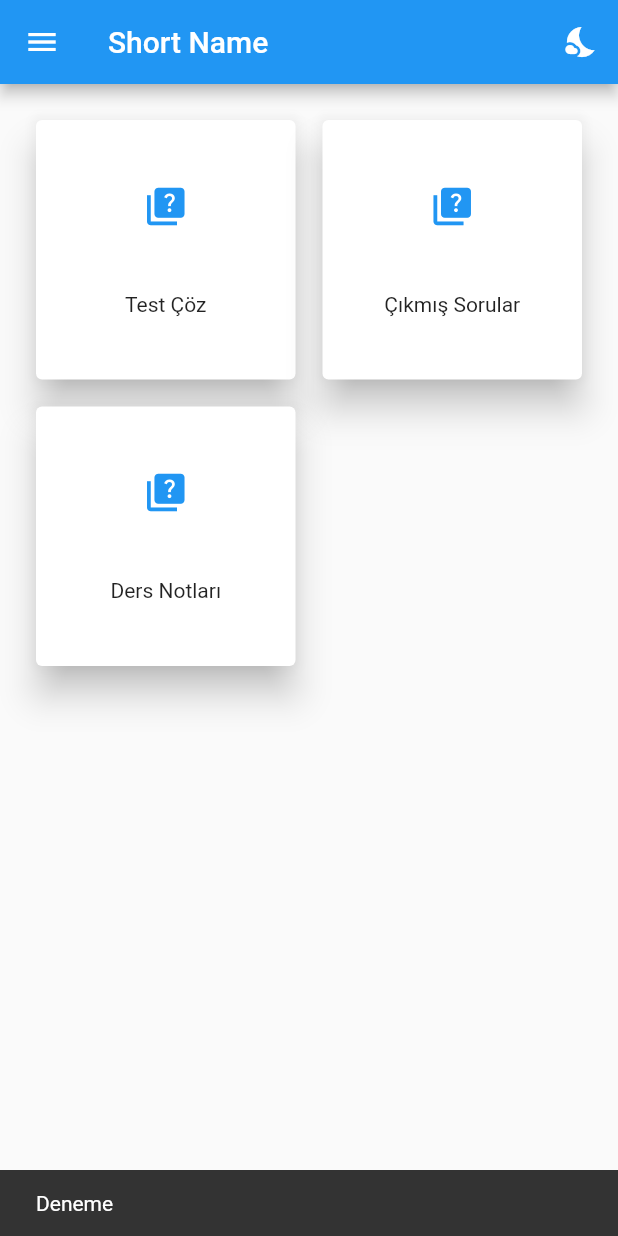
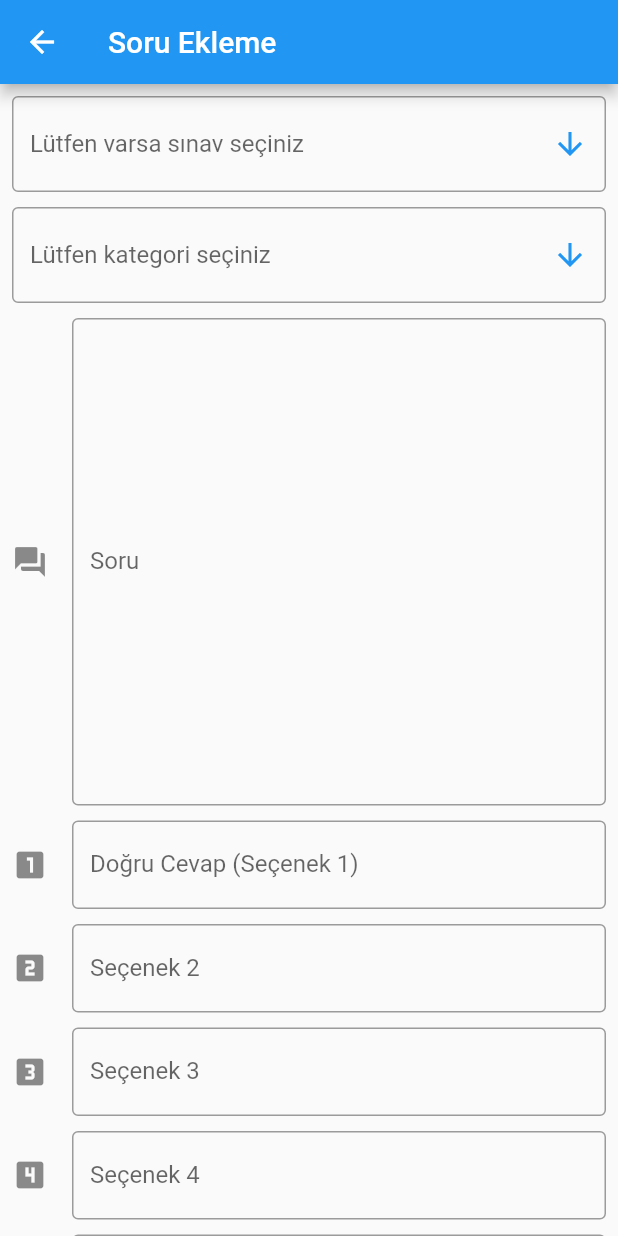
Before and after one commit to alidemirci2307/komiser_yardimciligi, a Flutter app: the screen it shows after launch, after a tap on "Test Çöz", on a phone screen of 412 x 824 dp. Run offline on Flutter 3.47's test engine with Material 2 defaults, Android fonts, the phone set to English and light mode, and no system bars; our stand-ins replace cached_network_image, cloud_firestore, connectivity, file_picker, firebase_core, firebase_storage and 3 more; missing offline and left inert: syncfusion_flutter_pdfviewer; accounts and stored records are empty; network calls fail.

Commit message:
Exam,Document added

```diff
--- a/lib/constants/static_values.dart
+++ b/lib/constants/static_values.dart
@@ -3,4 +3,5 @@ class StaticValues{
 
   static const String app_name = "Komiser Yardımcılığı \nve\n Misyon Koruma";
   static const String app_short_name = "Short Name";
+  static const bool isAdmin = true;
 }
--- a/lib/main.dart
+++ b/lib/main.dart
@@ -14,6 +14,7 @@ import 'controller/exam_controller.dart';
 void main() async{
   InternetControl.internetListener();
   WidgetsFlutterBinding.ensureInitialized();
+
   await initialization.then((value) {
     Get.put(AppController());
     Get.put(CategoryController());
--- a/lib/screens/category/card_view_category_menu_item.dart
+++ b/lib/screens/category/card_view_category_menu_item.dart
@@ -1,6 +1,7 @@
 import 'package:cached_network_image/cached_network_image.dart';
 import 'package:flutter/material.dart';
 import 'package:get/get.dart';
+import 'package:komiseryardimciligi/constants/static_values.dart';
 
 
 class CardViewCategoryMenuItem extends StatelessWidget {
@@ -42,10 +43,11 @@ class CardViewCategoryMenuItem extends StatelessWidget {
           clickListener();
         },
         onLongPress: (){
-          if(onLongClickListener != null){
-            onLongClickListener!();
+          if(StaticValues.isAdmin){
+            if(onLongClickListener != null){
+              onLongClickListener!();
+            }
           }
-
         },
       ),
 
--- a/lib/screens/category/category_menu.dart
+++ b/lib/screens/category/category_menu.dart
@@ -2,6 +2,7 @@ import 'package:flutter/material.dart';
 import 'package:font_awesome_flutter/font_awesome_flutter.dart';
 import 'package:get/get.dart';
 import 'package:komiseryardimciligi/constants/controller.dart';
+import 'package:komiseryardimciligi/constants/static_values.dart';
 import 'package:komiseryardimciligi/controller/category_controller.dart';
 import 'package:komiseryardimciligi/models/category_model.dart';
 import 'package:komiseryardimciligi/screens/category/card_view_category_menu_item.dart';
@@ -26,12 +27,15 @@ class CategoryMenu extends StatelessWidget {
           children: categoryController.categories.map((CategoryModel category) {
             return SingleCategoryItem(categoryModel: category);
           }).toList())),
-      floatingActionButton: FloatingActionButton(
-        child: const Icon(Icons.add,),
-        onPressed: (){
-          Get.to(()=>CategoryAddUpdateDelete(isUpdate: false));
-          //categoryController.categoryAdd(CategoryModel(categoryName: "Matematik"));
-        },
+      floatingActionButton: Visibility(
+        visible: StaticValues.isAdmin,
+        child: FloatingActionButton(
+          child: const Icon(Icons.add,),
+          onPressed: (){
+            Get.to(()=>CategoryAddUpdateDelete(isUpdate: false));
+            //categoryController.categoryAdd(CategoryModel(categoryName: "Matematik"));
+          },
+        ),
       ),
     );
   }
--- a/lib/screens/document/card_view_document_menu_item.dart
+++ b/lib/screens/document/card_view_document_menu_item.dart
@@ -1,18 +1,21 @@
 import 'package:cached_network_image/cached_network_image.dart';
 import 'package:flutter/material.dart';
 import 'package:get/get.dart';
-
+import 'package:komiseryardimciligi/constants/static_values.dart';
 
 class CardViewDocumentMenuItem extends StatelessWidget {
-
   String text;
   String fileURL;
   Color bgColor;
   Function clickListener;
   Function? onLongClickListener;
 
-  CardViewDocumentMenuItem({required this.text,required this.fileURL,required this.bgColor, required this.clickListener, this.onLongClickListener});
-
+  CardViewDocumentMenuItem(
+      {required this.text,
+      required this.fileURL,
+      required this.bgColor,
+      required this.clickListener,
+      this.onLongClickListener});
 
   @override
   Widget build(BuildContext context) {
@@ -29,27 +32,36 @@ class CardViewDocumentMenuItem extends StatelessWidget {
                 CachedNetworkImage(
                   height: 50,
                   width: 50,
-                  placeholder: (context, url) => Center(
-                      child: const CircularProgressIndicator()),
+                  placeholder: (context, url) =>
+                      Center(child: const CircularProgressIndicator()),
                   imageUrl: fileURL,
-                  errorWidget: (context, url, error) => Icon(Icons.picture_as_pdf,color: Get.theme.primaryColor,size: 50,),
+                  errorWidget: (context, url, error) => Icon(
+                    Icons.picture_as_pdf,
+                    color: Get.theme.primaryColor,
+                    size: 50,
+                  ),
                 ),
-                Text(text,style: TextStyle(fontSize: 14,),),
+                Text(
+                  text,
+                  style: TextStyle(
+                    fontSize: 14,
+                  ),
+                ),
               ],
             ),
           ),
         ),
-        onTap: (){
+        onTap: () {
           clickListener();
         },
-        onLongPress: (){
-          if(onLongClickListener != null){
-            onLongClickListener!();
+        onLongPress: () {
+          if (StaticValues.isAdmin) {
+            if (onLongClickListener != null) {
+              onLongClickListener!();
+            }
           }
-
         },
       ),
-
     );
   }
 }
--- a/lib/screens/document/document_menu.dart
+++ b/lib/screens/document/document_menu.dart
@@ -1,6 +1,7 @@
 import 'package:flutter/material.dart';
 import 'package:get/get.dart';
 import 'package:komiseryardimciligi/constants/controller.dart';
+import 'package:komiseryardimciligi/constants/static_values.dart';
 import 'package:komiseryardimciligi/models/document_model.dart';
 import 'package:komiseryardimciligi/screens/document/document_add_update_delete.dart';
 import 'package:komiseryardimciligi/screens/document/pdf_viewer.dart';
@@ -25,7 +26,9 @@ class DocumentMenu extends StatelessWidget {
           children: documentController.documents.map((DocumentModel document) {
             return SingleDocumentItem(documentModel: document);
           }).toList())),
-      floatingActionButton: FloatingActionButton(
+      floatingActionButton: Visibility(
+        visible: StaticValues.isAdmin,
+        child: FloatingActionButton(
           child: const Icon(
             Icons.add,
           ),
@@ -33,6 +36,7 @@ class DocumentMenu extends StatelessWidget {
             Get.to(() => DocumentAddUpdateDelete(isUpdate: false));
             //categoryController.categoryAdd(CategoryModel(categoryName: "Matematik"));
           },
+        ),
       ),
     );
   }
--- a/lib/screens/exam/card_view_exam_menu_item.dart
+++ b/lib/screens/exam/card_view_exam_menu_item.dart
@@ -1,18 +1,21 @@
 import 'package:cached_network_image/cached_network_image.dart';
 import 'package:flutter/material.dart';
 import 'package:get/get.dart';
-
+import 'package:komiseryardimciligi/constants/static_values.dart';
 
 class CardViewExamMenuItem extends StatelessWidget {
-
   String text;
   String fileURL;
   Color bgColor;
   Function clickListener;
   Function? onLongClickListener;
 
-  CardViewExamMenuItem({required this.text,required this.fileURL,required this.bgColor, required this.clickListener, this.onLongClickListener});
-
+  CardViewExamMenuItem(
+      {required this.text,
+      required this.fileURL,
+      required this.bgColor,
+      required this.clickListener,
+      this.onLongClickListener});
 
   @override
   Widget build(BuildContext context) {
@@ -29,26 +32,31 @@ class CardViewExamMenuItem extends StatelessWidget {
                 CachedNetworkImage(
                   height: 50,
                   width: 50,
-                  placeholder: (context, url) => Center(
-                      child: const CircularProgressIndicator()),
+                  placeholder: (context, url) =>
+                      Center(child: const CircularProgressIndicator()),
                   imageUrl: fileURL,
                 ),
-                Text(text,style: TextStyle(fontSize: 14,),),
+                Text(
+                  text,
+                  style: TextStyle(
+                    fontSize: 14,
+                  ),
+                ),
               ],
             ),
           ),
         ),
-        onTap: (){
+        onTap: () {
           clickListener();
         },
-        onLongPress: (){
-          if(onLongClickListener != null){
-            onLongClickListener!();
+        onLongPress: () {
+          if (StaticValues.isAdmin) {
+            if (onLongClickListener != null) {
+              onLongClickListener!();
+            }
           }
-
         },
       ),
-
     );
   }
 }
--- a/lib/screens/exam/exam_menu.dart
+++ b/lib/screens/exam/exam_menu.dart
@@ -1,6 +1,7 @@
 import 'package:flutter/material.dart';
 import 'package:get/get.dart';
 import 'package:komiseryardimciligi/constants/controller.dart';
+import 'package:komiseryardimciligi/constants/static_values.dart';
 import 'package:komiseryardimciligi/models/exam_model.dart';
 import 'package:komiseryardimciligi/screens/exam/exam_add_update_delete.dart';
 
@@ -25,12 +26,15 @@ class ExamMenu extends StatelessWidget {
           children: examController.exams.map((ExamModel exam) {
             return SingleExamItem(examModel: exam);
           }).toList())),
-      floatingActionButton: FloatingActionButton(
-        child: const Icon(Icons.add,),
-        onPressed: (){
-          Get.to(()=>ExamAddUpdateDelete(isUpdate: false));
-          //categoryController.categoryAdd(CategoryModel(categoryName: "Matematik"));
-        },
+      floatingActionButton: Visibility(
+        visible: StaticValues.isAdmin,
+        child: FloatingActionButton(
+          child: const Icon(Icons.add,),
+          onPressed: (){
+            Get.to(()=>ExamAddUpdateDelete(isUpdate: false));
+            //categoryController.categoryAdd(CategoryModel(categoryName: "Matematik"));
+          },
+        ),
       ),
     );
   }
--- a/lib/screens/home_page.dart
+++ b/lib/screens/home_page.dart
@@ -7,6 +7,7 @@ import 'package:komiseryardimciligi/constants/static_values.dart';
 import 'package:komiseryardimciligi/controller/firebase_storage_controller.dart';
 import 'package:komiseryardimciligi/screens/document/document_menu.dart';
 import 'package:komiseryardimciligi/screens/exam/exam_menu.dart';
+import 'package:komiseryardimciligi/screens/question/question_add_update_delete.dart';
 import 'package:komiseryardimciligi/utils/ui_utils.dart';
 import 'package:komiseryardimciligi/widgets/card_view_quick_menu_item.dart';
 import 'package:komiseryardimciligi/widgets/drawer_item.dart';
@@ -136,8 +137,7 @@ class HomePage extends StatelessWidget {
                 icon: Icons.book,
                 isDivider: false,
                 clickListener: () {
-                  Navigator.pop(context);
-
+                  Get.back();
                 },
               ),
               DrawerMenuItem(
@@ -207,11 +207,7 @@ class HomePage extends StatelessWidget {
               icon: Icons.quiz,
               bgColor: Colors.pink,
               clickListener: () {
-                ScaffoldMessenger.of(context).showSnackBar(
-                  SnackBar(
-                    content: Text("Deneme"),
-                  ),
-                );
+                 Get.to(()=>QuestionAddUpdateDelete(false));
               },
             ),
             CardViewMenuItem(
--- /dev/null
+++ b/lib/screens/question/question_add_update_delete.dart
@@ -0,0 +1,265 @@
+import 'package:flutter/cupertino.dart';
+import 'package:flutter/material.dart';
+import 'package:get/get.dart';
+import 'package:komiseryardimciligi/constants/controller.dart';
+import 'package:komiseryardimciligi/models/category_model.dart';
+import 'package:komiseryardimciligi/models/exam_model.dart';
+
+class QuestionAddUpdateDelete extends StatelessWidget {
+  bool isUpdate = false;
+
+  QuestionAddUpdateDelete(this.isUpdate);
+
+  final GlobalKey<FormState> _formKey = GlobalKey<FormState>();
+  final TextEditingController textEditingControllerQuestion =
+      TextEditingController();
+  final TextEditingController textEditingControllerOption1 =
+      TextEditingController();
+  final TextEditingController textEditingControllerOption2 =
+      TextEditingController();
+  final TextEditingController textEditingControllerOption3 =
+      TextEditingController();
+  final TextEditingController textEditingControllerOption4 =
+      TextEditingController();
+  final TextEditingController textEditingControllerOption5 =
+      TextEditingController();
+
+  Rx<CategoryModel>? dropdownCategoryValue;
+  Rx<ExamModel>? dropdownExamValue;
+
+  @override
+  Widget build(BuildContext context) {
+    return Scaffold(
+      appBar: AppBar(
+        title: isUpdate ? Text("Soru Güncelleme") : Text("Soru Ekleme"),
+      ),
+      body: SingleChildScrollView(
+        child: Form(
+          key: _formKey,
+          child: Padding(
+            padding: const EdgeInsets.all(8.0),
+            child: Column(
+              children: [
+                Obx(
+                      () => DropdownButtonFormField(
+                    decoration: InputDecoration(
+                      border: OutlineInputBorder(
+                          borderSide: BorderSide(
+                            color: Get.theme.primaryColor,
+                            style: BorderStyle.solid,
+                          )),
+                    ),
+                    hint: Text("Lütfen varsa sınav seçiniz"),
+                    value: dropdownExamValue?.value,
+                    onChanged: (val) =>
+                    dropdownExamValue!.value = (val as ExamModel),
+                    icon: Icon(
+                      Icons.arrow_downward,
+                      color: Get.theme.primaryColor,
+                    ),
+                    items: examController.exams
+                        .map(
+                          (exam) => DropdownMenuItem(
+                        value: exam,
+                        child: Text(exam.examName.toString()),
+                      ),
+                    )
+                        .toList(),
+                  ),
+                ),
+                Container(
+                  height: 10,
+                ),
+                Obx(
+                  () => DropdownButtonFormField(
+                    decoration: InputDecoration(
+                      border: OutlineInputBorder(
+                          borderSide: BorderSide(
+                        color: Get.theme.primaryColor,
+                        style: BorderStyle.solid,
+                      )),
+                    ),
+                    hint: Text("Lütfen kategori seçiniz"),
+                    value: dropdownCategoryValue?.value,
+                    onChanged: (val) =>
+                    dropdownCategoryValue!.value = (val as CategoryModel),
+                    icon: Icon(
+                      Icons.arrow_downward,
+                      color: Get.theme.primaryColor,
+                    ),
+                    items: categoryController.categories
+                        .map(
+                          (category) => DropdownMenuItem(
+                            value: category,
+                            child: Text(category.categoryName.toString()),
+                          ),
+                        )
+                        .toList(),
+                  ),
+                ),
+                Container(
+                  height: 10,
+                ),
+                SingleOptionWidget(
+                    textEditingController: textEditingControllerQuestion,
+                    hintText: "Lütfen soruyu giriniz",
+                    labelText: "Soru",
+                    isRequired: true,
+                    minLines: 15,
+                    icon: Icons.question_answer),
+                Container(
+                  height: 10,
+                ),
+                SingleOptionWidget(
+                    textEditingController: textEditingControllerOption1,
+                    hintText: "Lütfen doğru cevabı giriniz",
+                    labelText: "Doğru Cevap (Seçenek 1)",
+                    isRequired: true,
+                    icon: Icons.looks_one),
+                Container(
+                  height: 10,
+                ),
+                SingleOptionWidget(
+                    textEditingController: textEditingControllerOption2,
+                    hintText: "Lütfen 2. seçeneği giriniz",
+                    labelText: "Seçenek 2",
+                    isRequired: true,
+                    icon: Icons.looks_two),
+                Container(
+                  height: 10,
+                ),
+                SingleOptionWidget(
+                    textEditingController: textEditingControllerOption3,
+                    hintText: "Lütfen 3. seçeneği giriniz",
+                    labelText: "Seçenek 3",
+                    isRequired: true,
+                    icon: Icons.looks_3),
+                Container(
+                  height: 10,
+                ),
+                SingleOptionWidget(
+                    textEditingController: textEditingControllerOption4,
+                    hintText: "Lütfen 4. seçeneği giriniz",
+                    labelText: "Seçenek 4",
+                    isRequired: true,
+                    icon: Icons.looks_4),
+                Container(
+                  height: 10,
+                ),
+                SingleOptionWidget(
+                    textEditingController: textEditingControllerOption5,
+                    hintText: "Lütfen 5. seçeneği giriniz",
+                    labelText: "Seçenek 5",
+                    isRequired: true,
+                    icon: Icons.looks_5),
+                Padding(
+                  padding: const EdgeInsets.all(16.0),
+                  child: Row(
+                    mainAxisAlignment: MainAxisAlignment.spaceBetween,
+                    children: [
+                      ElevatedButton(
+                        onPressed: () {
+                          Get.back();
+                        },
+                        child: const Text('İptal Et'),
+                      ),
+                      isUpdate
+                          ? OutlinedButton(
+                              onPressed: () {
+                                /*documentController
+                              .deleteDocument(document!);*/
+                              },
+                              child: const Text(
+                                'Sil',
+                                style: TextStyle(color: Colors.red),
+                              ),
+                            )
+                          : SizedBox(),
+                      ElevatedButton(
+                        onPressed: () async {
+                          if (_formKey.currentState!.validate()) {
+                            if (isUpdate) {
+                              /*  document!.documentName =
+                                  textEditingControllerDocumentName
+                                      .text;
+                              document!.documentSort =
+                                  _currentSliderValue.value;
+                              document!.documentIconURL =
+                                  textEditingControllerImageURL.text;
+                              documentController
+                                  .updateDocument(document!);
+                              textEditingControllerDocumentName.text =
+                              "";*/
+                            } else {
+                              /* documentController.addDocument(DocumentModel(
+                                  documentIconURL:
+                                  textEditingControllerImageURL
+                                      .text,
+                                  documentName:
+                                  textEditingControllerDocumentName
+                                      .text
+                                      .trim(),
+                                  documentSort: _currentSliderValue
+                                      .value
+                                      .toInt()));
+                              textEditingControllerDocumentName.text =
+                              "";*/
+                            }
+                          }
+                        },
+                        child: isUpdate
+                            ? const Text('Güncelle')
+                            : const Text('Kaydet'),
+                      ),
+                    ],
+                  ),
+                )
+              ],
+            ),
+          ),
+        ),
+      ),
+    );
+  }
+}
+
+class SingleOptionWidget extends StatelessWidget {
+  TextEditingController textEditingController;
+  String hintText, labelText;
+  bool isRequired;
+  IconData icon;
+  int minLines, maxLines;
+
+  SingleOptionWidget(
+      {required this.textEditingController,
+      required this.hintText,
+      required this.labelText,
+      required this.isRequired,
+      required this.icon,
+      this.minLines = 1,
+      this.maxLines = 15});
+
+  @override
+  Widget build(BuildContext context) {
+    return TextFormField(
+      controller: textEditingController,
+      decoration: InputDecoration(
+        icon: Icon(icon),
+        border: OutlineInputBorder(),
+        hintText: hintText,
+        labelText: labelText,
+      ),
+      validator: (String? value) {
+        if (isRequired) {
+          return (value != null && value.length < 3)
+              ? 'En az 3 karakter girmeniz gerekmektedir.'
+              : null;
+        } else {
+          return null;
+        }
+      },
+      maxLines: maxLines,
+      minLines: minLines,
+    );
+  }
+}
--- a/lib/widgets/card_view_quick_menu_item.dart
+++ b/lib/widgets/card_view_quick_menu_item.dart
@@ -1,17 +1,21 @@
 import 'package:flutter/material.dart';
 import 'package:get/get.dart';
 import 'package:komiseryardimciligi/constants/static_colors.dart';
+import 'package:komiseryardimciligi/constants/static_values.dart';
 
 class CardViewMenuItem extends StatelessWidget {
-
   String text;
   IconData icon;
   Color bgColor;
   Function clickListener;
   Function? onLongClickListener;
 
-  CardViewMenuItem({required this.text,required this.icon,required this.bgColor, required this.clickListener, this.onLongClickListener});
-
+  CardViewMenuItem(
+      {required this.text,
+      required this.icon,
+      required this.bgColor,
+      required this.clickListener,
+      this.onLongClickListener});
 
   @override
   Widget build(BuildContext context) {
@@ -25,23 +29,32 @@ class CardViewMenuItem extends StatelessWidget {
             child: Column(
               mainAxisAlignment: MainAxisAlignment.spaceEvenly,
               children: [
-                Icon(icon,color: Get.theme.accentColor,size: 30,),
-                Text(text,style: TextStyle(fontSize: 14,),),
+                Icon(
+                  icon,
+                  color: Get.theme.accentColor,
+                  size: 30,
+                ),
+                Text(
+                  text,
+                  style: TextStyle(
+                    fontSize: 14,
+                  ),
+                ),
               ],
             ),
           ),
         ),
-        onTap: (){
+        onTap: () {
           clickListener();
         },
-        onLongPress: (){
-          if(onLongClickListener != null){
-            onLongClickListener!();
+        onLongPress: () {
+          if (StaticValues.isAdmin) {
+            if (onLongClickListener != null) {
+              onLongClickListener!();
+            }
           }
-
         },
       ),
-
     );
   }
 }
```
Also changed, not shown: pubspec.lock. Lines whose indentation alone changed are shown as unchanged.
